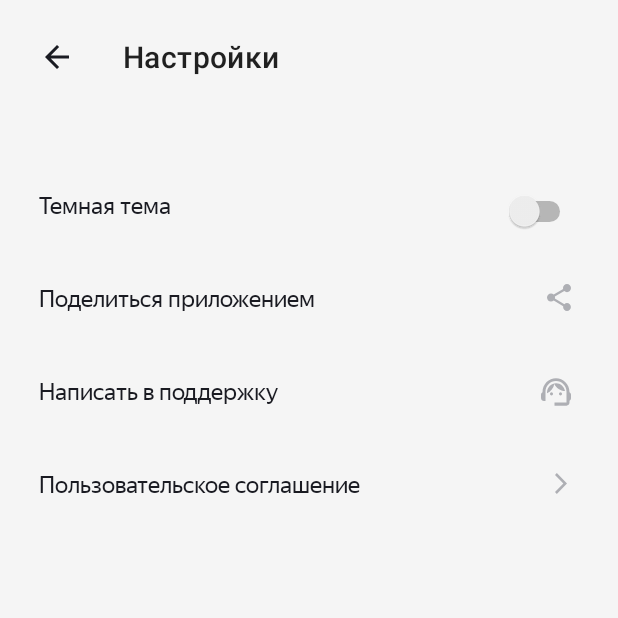
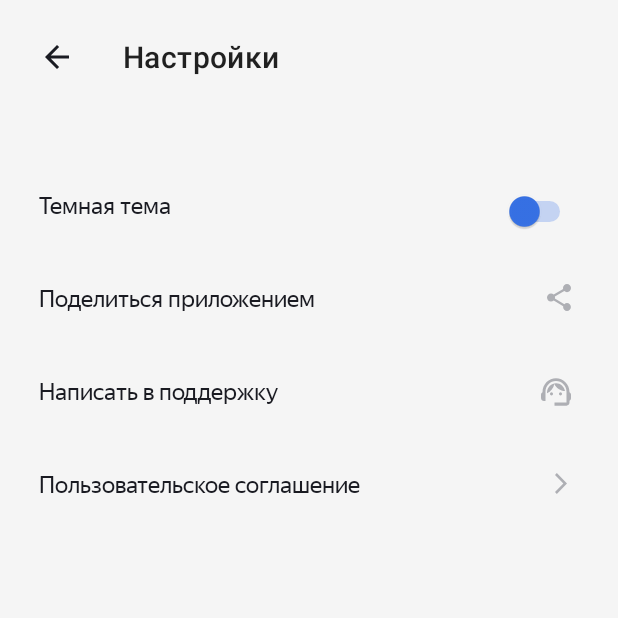
Before and after one commit to Stuysha/Sprint-8-v2, an Android app: the SettingsActivity screen opened directly, with no data from a screen before it, on a phone screen of 412 x 824 dp, the top half of it. Run offline under Robolectric (Android 15) with nearby library versions, the phone set to English and light mode, and no system bars.

Commit message:
Спринт 9 ДЗ №1 finish

```diff
--- a/app/src/main/res/drawable/arrow.xml
+++ b/app/src/main/res/drawable/arrow.xml
@@ -5,5 +5,5 @@
     android:viewportHeight="16">
   <path
       android:pathData="M16,7H3.83L9.42,1.41L8,0L0,8L8,16L9.41,14.59L3.83,9H16V7Z"
-      android:fillColor="#1A1B22"/>
+      android:fillColor="?attr/colorPrimaryVariant"/>
 </vector>
--- a/app/src/main/res/layout/settings_screen.xml
+++ b/app/src/main/res/layout/settings_screen.xml
@@ -39,7 +39,9 @@
             android:layout_height="wrap_content"
             android:layout_gravity="end"
             android:layout_marginTop="@dimen/button_interval21"
-            android:layout_marginEnd="18dp" />
+            android:layout_marginEnd="18dp"
+            android:thumbTint="@color/blue_background"
+            android:trackTint="@color/blue_background" />
 
     </FrameLayout>
 
```
